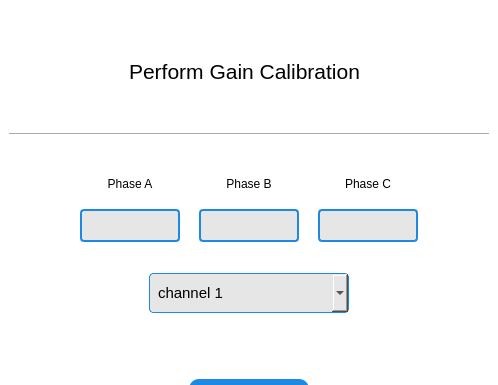
Before: the Qt Designer form QT_APP/calibrationdialog.ui in eSpark-Backup/nabilfesal-msm-fw, drawn with Qt 5; both pictures show x 151 to 649 and y 0 to 385 of the 800 by 480 pixel window.
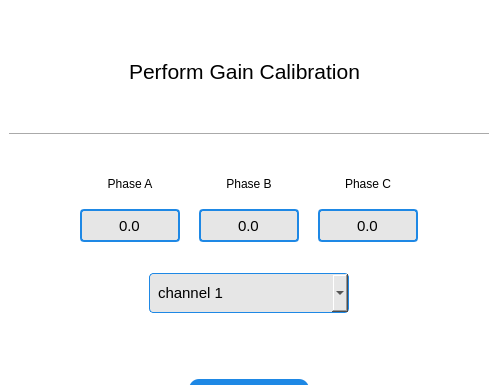
After: the same form once the commit is applied.

Diff of the .ui file:
```diff
--- a/QT_APP/calibrationdialog.ui
+++ b/QT_APP/calibrationdialog.ui
@@ -249,6 +249,12 @@
     font-size: 15px;
     color: black;</string>
          </property>
+         <property name="text">
+          <string>0.0</string>
+         </property>
+         <property name="alignment">
+          <set>Qt::AlignCenter</set>
+         </property>
         </widget>
        </item>
       </layout>
@@ -316,6 +322,9 @@
     font-size: 15px;
     color: black;</string>
          </property>
+         <property name="text">
+          <string>0.0</string>
+         </property>
          <property name="alignment">
           <set>Qt::AlignCenter</set>
          </property>
@@ -386,6 +395,12 @@
     font-size: 15px;
     color: black;</string>
          </property>
+         <property name="text">
+          <string>0.0</string>
+         </property>
+         <property name="alignment">
+          <set>Qt::AlignCenter</set>
+         </property>
         </widget>
        </item>
       </layout>
```
